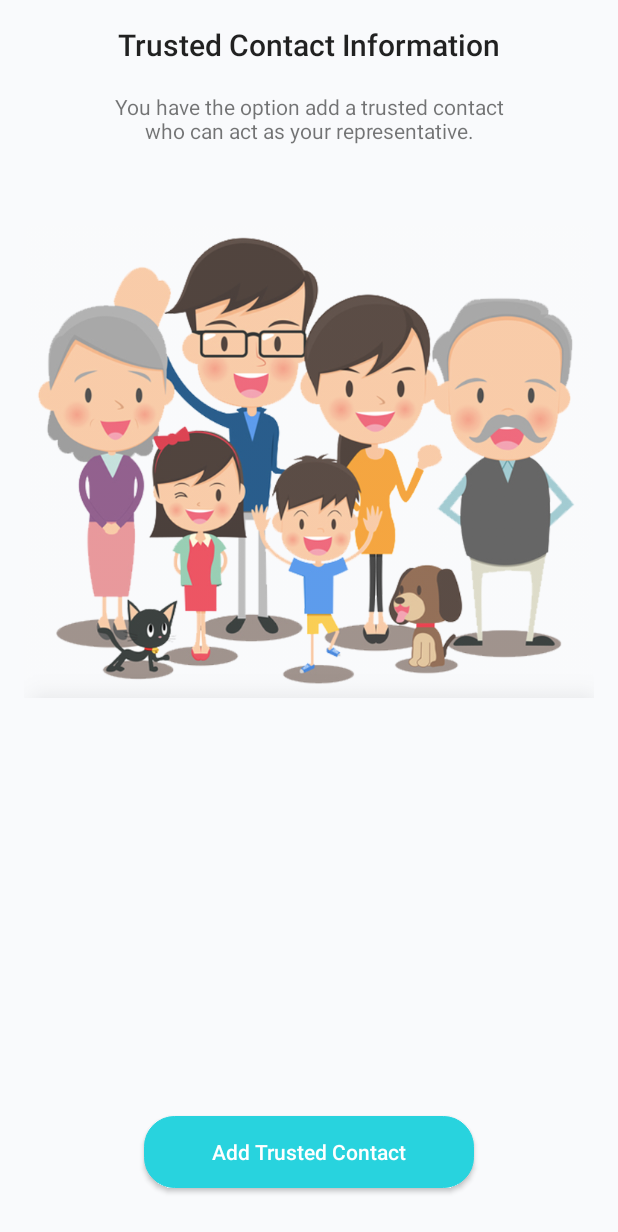
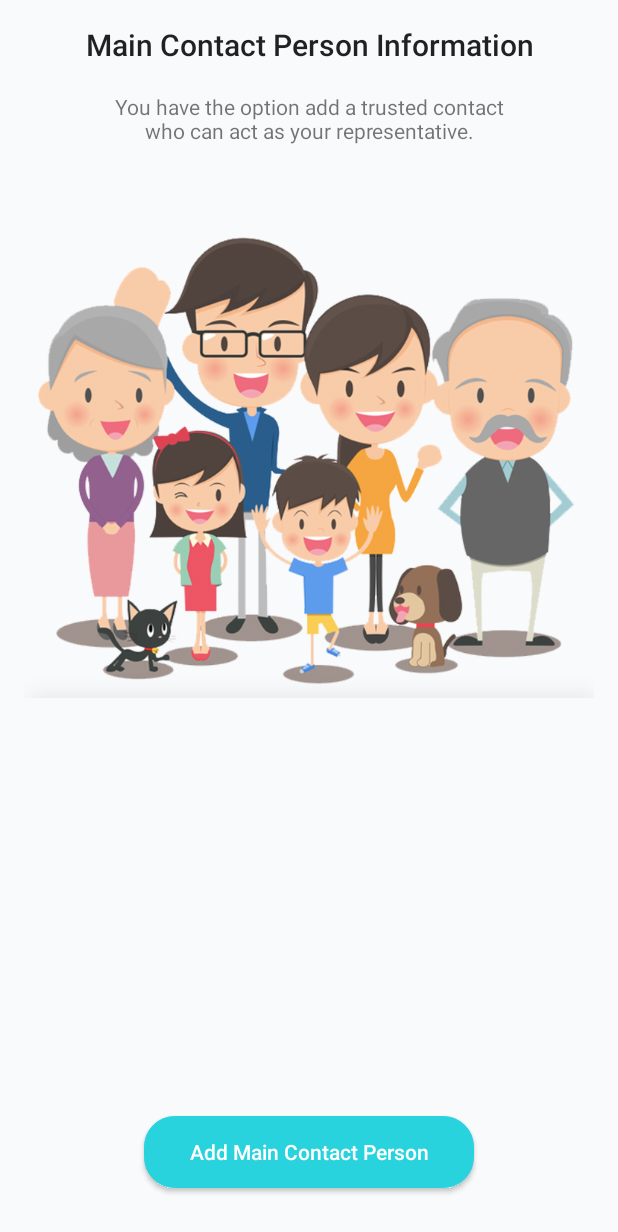
Before and after one commit to albertpinhasov/SpectraDriveParentsAndroid3.0, an Android app: the AddTrustedPersonIntroActivity screen opened directly, with no data from a screen before it, on a phone screen of 412 x 824 dp. Shown: the top 1232 px of the screen. Run offline under Robolectric (Android 15) with nearby library versions, the phone set to English and light mode, and no system bars.

Commit message:
Trusted  Person name Changed

```diff
--- a/app/src/main/java/com/spectraparent/Activities/AddTrustedPerson/AddTrustedPersonActivity.java
+++ b/app/src/main/java/com/spectraparent/Activities/AddTrustedPerson/AddTrustedPersonActivity.java
@@ -34,7 +34,7 @@ public class AddTrustedPersonActivity extends AppCompatActivity implements INavi
 
         TextView mTitle = toolbar.findViewById(R.id.toolbar_title);
 
-        mTitle.setText("Add trusted person");
+        mTitle.setText("Add Main Contact person");
 
         getSupportActionBar().setTitle("");
 
--- a/app/src/main/java/com/spectraparent/Helpers/EditOrDeleteChildInterface.java
+++ b/app/src/main/java/com/spectraparent/Helpers/EditOrDeleteChildInterface.java
@@ -1,7 +1,6 @@
 package com.spectraparent.Helpers;
 
 import com.spectraparent.Models.Child;
-import com.spectraparent.Models.ChildModel;
 
 public interface EditOrDeleteChildInterface {
     void editChild(Child childModel);
--- a/app/src/main/res/layout/activity_add_trusted_person_intro.xml
+++ b/app/src/main/res/layout/activity_add_trusted_person_intro.xml
@@ -15,7 +15,7 @@
         android:layout_height="wrap_content"
         android:layout_alignParentTop="true"
         android:layout_centerHorizontal="true"
-        android:text="Trusted Contact Information"
+        android:text="Main Contact Person Information"
         android:textAlignment="center"
         android:textAppearance="@style/TextAppearance.AppCompat.Title" />
 
@@ -56,6 +56,6 @@
         android:layout_centerHorizontal="true"
         android:layout_marginBottom="32dp"
         android:onClick="onAddClick"
-        android:text="Add Trusted Contact" />
+        android:text="Add Main Contact Person" />
 
 </RelativeLayout>
--- a/app/src/main/res/layout/fragment_profile.xml
+++ b/app/src/main/res/layout/fragment_profile.xml
@@ -226,7 +226,7 @@
                     android:layout_width="wrap_content"
                     android:layout_height="wrap_content"
                     android:layout_weight="1"
-                    android:text="Trusted person information"
+                    android:text="Main Contact Person information"
                     android:textAppearance="@style/TextAppearance.AppCompat.Title" />
 
                 <TextView
```
